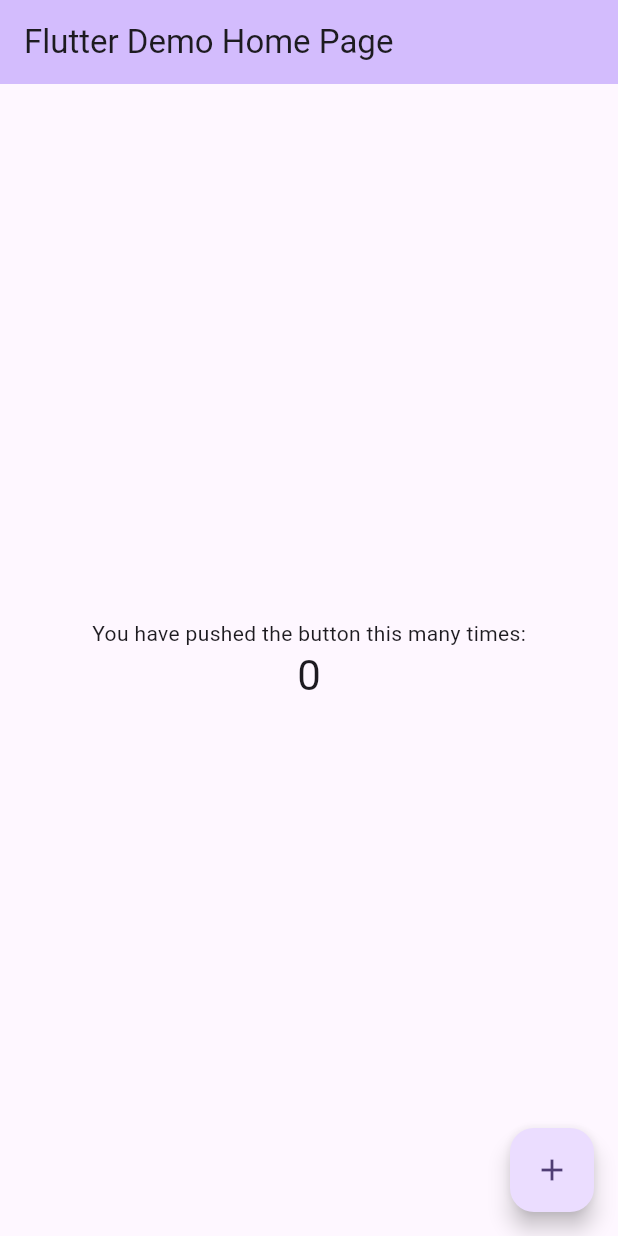
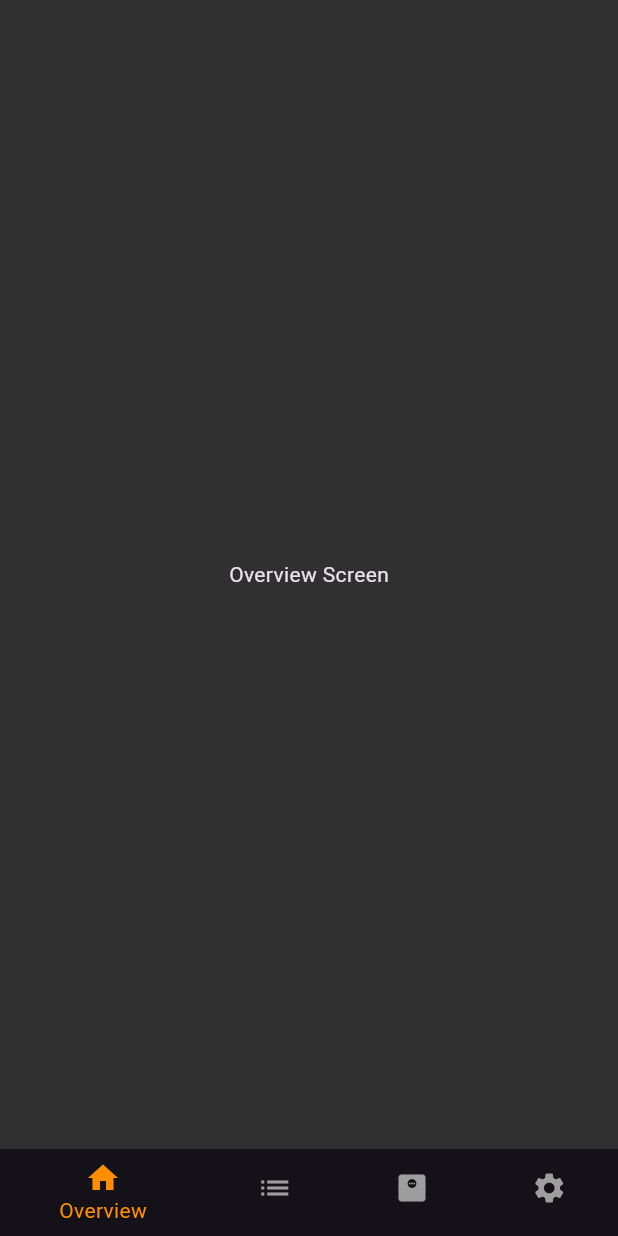
Before and after one commit to chadat23/free_cal_counter1, a Flutter app: the screen it shows after launch, on a phone screen of 412 x 824 dp. Run offline on Flutter 3.47's test engine with Material 3 defaults, Android fonts, the phone set to English and light mode, and no system bars.

Commit message:
Initial navigation set up

```diff
--- /dev/null
+++ b/lib/config/app_router.dart
@@ -0,0 +1,23 @@
+import 'package:flutter/material.dart';
+import 'package:free_cal_counter1/screens/home_screen.dart';
+
+class AppRouter {
+  static const String homeRoute = '/';
+
+  static Route<dynamic> generateRoute(RouteSettings settings) {
+    switch (settings.name) {
+      case homeRoute:
+        return MaterialPageRoute(builder: (_) => const HomeScreen());
+      default:
+        return MaterialPageRoute(
+          builder: (_) => Scaffold(
+            body: Center(
+              child: Text(
+                'No route defined for ${settings.name ?? ''}',
+              ), // Handle null settings.name
+            ),
+          ),
+        );
+    }
+  }
+}
--- a/lib/main.dart
+++ b/lib/main.dart
@@ -1,4 +1,7 @@
 import 'package:flutter/material.dart';
+import 'package:free_cal_counter1/config/app_router.dart';
+import 'package:free_cal_counter1/providers/navigation_provider.dart';
+import 'package:provider/provider.dart';
 
 void main() {
   runApp(const MyApp());
@@ -7,116 +10,20 @@ void main() {
 class MyApp extends StatelessWidget {
   const MyApp({super.key});
 
-  // This widget is the root of your application.
   @override
   Widget build(BuildContext context) {
-    return MaterialApp(
-      title: 'Flutter Demo',
-      theme: ThemeData(
-        // This is the theme of your application.
-        //
-        // TRY THIS: Try running your application with "flutter run". You'll see
-        // the application has a purple toolbar. Then, without quitting the app,
-        // try changing the seedColor in the colorScheme below to Colors.green
-        // and then invoke "hot reload" (save your changes or press the "hot
-        // reload" button in a Flutter-supported IDE, or press "r" if you used
-        // the command line to start the app).
-        //
-        // Notice that the counter didn't reset back to zero; the application
-        // state is not lost during the reload. To reset the state, use hot
-        // restart instead.
-        //
-        // This works for code too, not just values: Most code changes can be
-        // tested with just a hot reload.
-        colorScheme: ColorScheme.fromSeed(seedColor: Colors.deepPurple),
+    return MultiProvider(
+      providers: [ChangeNotifierProvider(create: (_) => NavigationProvider())],
+      child: MaterialApp(
+        title: 'FreeCal Counter',
+        theme: ThemeData(
+          primarySwatch: Colors.blue,
+          scaffoldBackgroundColor: Colors.grey[850],
+          brightness: Brightness.dark,
+        ),
+        initialRoute: AppRouter.homeRoute,
+        onGenerateRoute: AppRouter.generateRoute,
       ),
-      home: const MyHomePage(title: 'Flutter Demo Home Page'),
     );
   }
 }
-
-class MyHomePage extends StatefulWidget {
-  const MyHomePage({super.key, required this.title});
-
-  // This widget is the home page of your application. It is stateful, meaning
-  // that it has a State object (defined below) that contains fields that affect
-  // how it looks.
-
-  // This class is the configuration for the state. It holds the values (in this
-  // case the title) provided by the parent (in this case the App widget) and
-  // used by the build method of the State. Fields in a Widget subclass are
-  // always marked "final".
-
-  final String title;
-
-  @override
-  State<MyHomePage> createState() => _MyHomePageState();
-}
-
-class _MyHomePageState extends State<MyHomePage> {
-  int _counter = 0;
-
-  void _incrementCounter() {
-    setState(() {
-      // This call to setState tells the Flutter framework that something has
-      // changed in this State, which causes it to rerun the build method below
-      // so that the display can reflect the updated values. If we changed
-      // _counter without calling setState(), then the build method would not be
-      // called again, and so nothing would appear to happen.
-      _counter++;
-    });
-  }
-
-  @override
-  Widget build(BuildContext context) {
-    // This method is rerun every time setState is called, for instance as done
-    // by the _incrementCounter method above.
-    //
-    // The Flutter framework has been optimized to make rerunning build methods
-    // fast, so that you can just rebuild anything that needs updating rather
-    // than having to individually change instances of widgets.
-    return Scaffold(
-      appBar: AppBar(
-        // TRY THIS: Try changing the color here to a specific color (to
-        // Colors.amber, perhaps?) and trigger a hot reload to see the AppBar
-        // change color while the other colors stay the same.
-        backgroundColor: Theme.of(context).colorScheme.inversePrimary,
-        // Here we take the value from the MyHomePage object that was created by
-        // the App.build method, and use it to set our appbar title.
-        title: Text(widget.title),
-      ),
-      body: Center(
-        // Center is a layout widget. It takes a single child and positions it
-        // in the middle of the parent.
-        child: Column(
-          // Column is also a layout widget. It takes a list of children and
-          // arranges them vertically. By default, it sizes itself to fit its
-          // children horizontally, and tries to be as tall as its parent.
-          //
-          // Column has various properties to control how it sizes itself and
-          // how it positions its children. Here we use mainAxisAlignment to
-          // center the children vertically; the main axis here is the vertical
-          // axis because Columns are vertical (the cross axis would be
-          // horizontal).
-          //
-          // TRY THIS: Invoke "debug painting" (choose the "Toggle Debug Paint"
-          // action in the IDE, or press "p" in the console), to see the
-          // wireframe for each widget.
-          mainAxisAlignment: MainAxisAlignment.center,
-          children: <Widget>[
-            const Text('You have pushed the button this many times:'),
-            Text(
-              '$_counter',
-              style: Theme.of(context).textTheme.headlineMedium,
-            ),
-          ],
-        ),
-      ),
-      floatingActionButton: FloatingActionButton(
-        onPressed: _incrementCounter,
-        tooltip: 'Increment',
-        child: const Icon(Icons.add),
-      ), // This trailing comma makes auto-formatting nicer for build methods.
-    );
-  }
-}
--- /dev/null
+++ b/lib/providers/navigation_provider.dart
@@ -0,0 +1,12 @@
+import 'package:flutter/material.dart';
+
+class NavigationProvider extends ChangeNotifier {
+  int _selectedIndex = 0;
+
+  int get selectedIndex => _selectedIndex;
+
+  void changeTab(int index) {
+    _selectedIndex = index;
+    notifyListeners();
+  }
+}
--- /dev/null
+++ b/lib/screens/home_screen.dart
@@ -0,0 +1,47 @@
+import 'package:flutter/material.dart';
+import 'package:free_cal_counter1/providers/navigation_provider.dart';
+import 'package:free_cal_counter1/screens/log_screen.dart';
+import 'package:free_cal_counter1/screens/overview_screen.dart';
+import 'package:free_cal_counter1/screens/settings_screen.dart';
+import 'package:free_cal_counter1/screens/weight_screen.dart';
+import 'package:provider/provider.dart';
+
+class HomeScreen extends StatelessWidget {
+  const HomeScreen({super.key});
+
+  static const List<Widget> _widgetOptions = <Widget>[
+    OverviewScreen(),
+    LogScreen(),
+    WeightScreen(),
+    SettingsScreen(),
+  ];
+
+  @override
+  Widget build(BuildContext context) {
+    final navigationProvider = Provider.of<NavigationProvider>(context);
+
+    return Scaffold(
+      body: Center(
+        child: _widgetOptions.elementAt(navigationProvider.selectedIndex),
+      ),
+      bottomNavigationBar: BottomNavigationBar(
+        items: const <BottomNavigationBarItem>[
+          BottomNavigationBarItem(icon: Icon(Icons.home), label: 'Overview'),
+          BottomNavigationBarItem(icon: Icon(Icons.list), label: 'Log'),
+          BottomNavigationBarItem(
+            icon: Icon(Icons.monitor_weight),
+            label: 'Weight',
+          ),
+          BottomNavigationBarItem(
+            icon: Icon(Icons.settings),
+            label: 'Settings',
+          ),
+        ],
+        currentIndex: navigationProvider.selectedIndex,
+        selectedItemColor: Colors.amber[800],
+        unselectedItemColor: Colors.grey,
+        onTap: (index) => navigationProvider.changeTab(index),
+      ),
+    );
+  }
+}
--- /dev/null
+++ b/lib/screens/overview_screen.dart
@@ -0,0 +1,10 @@
+import 'package:flutter/material.dart';
+
+class OverviewScreen extends StatelessWidget {
+  const OverviewScreen({super.key});
+
+  @override
+  Widget build(BuildContext context) {
+    return const Scaffold(body: Center(child: Text('Overview Screen')));
+  }
+}
--- a/pubspec.yaml
+++ b/pubspec.yaml
@@ -34,6 +34,7 @@ dependencies:
   # The following adds the Cupertino Icons font to your application.
   # Use with the CupertinoIcons class for iOS style icons.
   cupertino_icons: ^1.0.8
+  provider: ^6.1.5+1
 
 dev_dependencies:
   flutter_test:
```
Also changed, not shown: lib/screens/log_screen.dart (added, +10 -0 lines), lib/screens/settings_screen.dart (added, +10 -0 lines), lib/screens/weight_screen.dart (added, +10 -0 lines), pubspec.lock, refs/NutritionTargetsOverviewChart.png (added), 4 other files.
